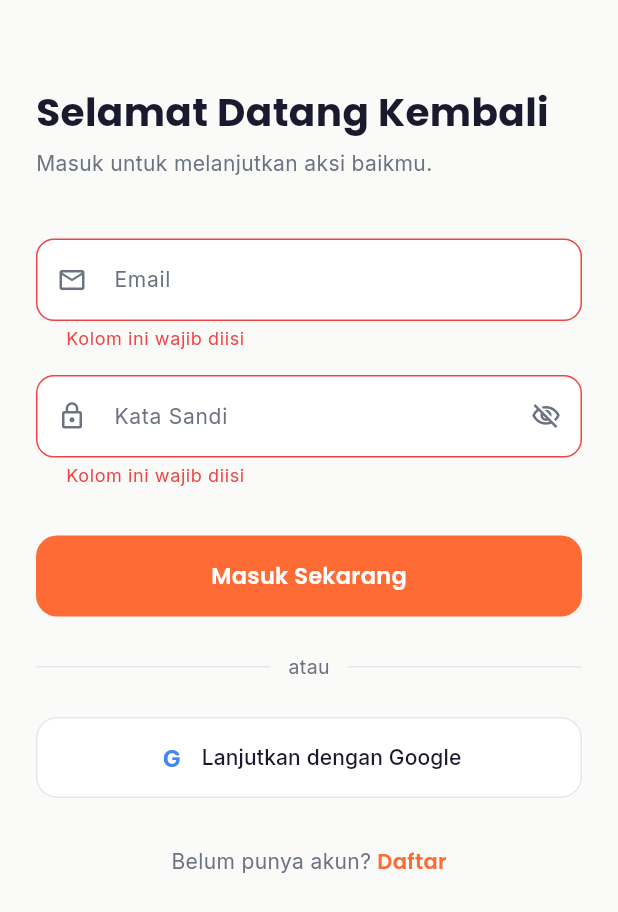
After one commit to hamasfaa/FoodBank, a Flutter app: the LoginPage screen opened by its route, after a tap on "Masuk Sekarang", on a phone screen of 412 x 824 dp. The commit adds this screen. Shown: the top 912 px of the screen. Run offline on Flutter 3.47's test engine with Material 3 defaults, Android fonts, the phone set to English and light mode, and no system bars; our stand-ins replace cloud_firestore, dartz, equatable, firebase_auth, firebase_core, flutter_bloc and 3 more; accounts and stored records are empty; generated files the repository leaves out were written again.

Commit message:
feat: Add Login Feature

```diff
--- a/lib/core/constants/app_strings.dart
+++ b/lib/core/constants/app_strings.dart
@@ -15,6 +15,13 @@ class AppStrings {
   static const String login = 'Masuk';
   static const String orDivider = 'atau';
   static const String continueWithGoogle = 'Lanjutkan dengan Google';
+
+  // Login page
+  static const String loginTitle = 'Selamat Datang Kembali';
+  static const String loginSubtitle = 'Masuk untuk melanjutkan aksi baikmu.';
+  static const String loginNow = 'Masuk Sekarang';
+  static const String dontHaveAccount = 'Belum punya akun?';
+  static const String errorInvalidCredentials = 'Email atau kata sandi salah';
 
   // Complete profile page
   static const String completeProfile = 'Lengkapi Profil';
--- a/lib/features/auth/domain/repositories/auth_repository.dart
+++ b/lib/features/auth/domain/repositories/auth_repository.dart
@@ -14,6 +14,11 @@ abstract class AuthRepository {
 
   Future<Either<Failure, GoogleAuthOutcome>> signInWithGoogle();
 
+  Future<Either<Failure, UserEntity>> login({
+    required String email,
+    required String password,
+  });
+
   Future<Either<Failure, UserEntity>> completeGoogleProfile({
     required String uid,
     required String fullName,
--- /dev/null
+++ b/lib/features/auth/domain/usecases/login_usecase.dart
@@ -0,0 +1,27 @@
+import 'package:dartz/dartz.dart';
+import 'package:foodbank/core/errors/failures.dart';
+import 'package:foodbank/features/auth/domain/entities/user_entity.dart';
+import 'package:foodbank/features/auth/domain/repositories/auth_repository.dart';
+
+class LoginUsecase {
+  final AuthRepository _repository;
+
+  LoginUsecase(this._repository);
+
+  Future<Either<Failure, UserEntity>> call(LoginParams params) async {
+    return await _repository.login(
+      email: params.email,
+      password: params.password,
+    );
+  }
+}
+
+class LoginParams {
+  final String email;
+  final String password;
+
+  LoginParams({
+    required this.email,
+    required this.password,
+  });
+}
--- a/lib/features/auth/presentation/bloc/auth_event.dart
+++ b/lib/features/auth/presentation/bloc/auth_event.dart
@@ -24,6 +24,19 @@ class RegisterSubmitted extends AuthEvent {
 
   @override
   List<Object?> get props => [fullName, email, phoneNumber, password, role];
+}
+
+class LoginSubmitted extends AuthEvent {
+  final String email;
+  final String password;
+
+  const LoginSubmitted({
+    required this.email,
+    required this.password,
+  });
+
+  @override
+  List<Object?> get props => [email, password];
 }
 
 class GoogleSignInRequested extends AuthEvent {
--- /dev/null
+++ b/lib/features/auth/presentation/pages/login_page.dart
@@ -0,0 +1,320 @@
+import 'package:flutter/material.dart';
+import 'package:flutter_bloc/flutter_bloc.dart';
+import 'package:google_fonts/google_fonts.dart';
+import 'package:foodbank/core/constants/app_colors.dart';
+import 'package:foodbank/core/constants/app_strings.dart';
+import 'package:foodbank/core/utils/validators.dart';
+import 'package:foodbank/features/auth/presentation/bloc/auth_bloc.dart';
+import 'package:foodbank/features/auth/presentation/bloc/auth_event.dart';
+import 'package:foodbank/features/auth/presentation/bloc/auth_state.dart';
+import 'package:foodbank/features/auth/presentation/widgets/custom_text_field.dart';
+import 'package:foodbank/features/auth/presentation/widgets/google_sign_in_button.dart';
+
+class LoginPage extends StatefulWidget {
+  const LoginPage({super.key});
+
+  @override
+  State<LoginPage> createState() => _LoginPageState();
+}
+
+class _LoginPageState extends State<LoginPage>
+    with SingleTickerProviderStateMixin {
+  final _formKey = GlobalKey<FormState>();
+  final _scrollController = ScrollController();
+
+  final _emailController = TextEditingController();
+  final _passwordController = TextEditingController();
+
+  final _emailFocus = FocusNode();
+  final _passwordFocus = FocusNode();
+
+  bool _autoValidate = false;
+
+  late final AnimationController _fadeController;
+  late final Animation<double> _fadeAnimation;
+
+  @override
+  void initState() {
+    super.initState();
+    _fadeController = AnimationController(
+      vsync: this,
+      duration: const Duration(milliseconds: 500),
+    );
+    _fadeAnimation = CurvedAnimation(
+      parent: _fadeController,
+      curve: Curves.easeIn,
+    );
+    _fadeController.forward();
+  }
+
+  @override
+  void dispose() {
+    _fadeController.dispose();
+    _scrollController.dispose();
+    _emailController.dispose();
+    _passwordController.dispose();
+    _emailFocus.dispose();
+    _passwordFocus.dispose();
+    super.dispose();
+  }
+
+  void _onSubmit(AuthState state) {
+    final isFormValid = _formKey.currentState!.validate();
+
+    setState(() {
+      _autoValidate = true;
+    });
+
+    if (!isFormValid) {
+      _scrollController.animateTo(
+        0,
+        duration: const Duration(milliseconds: 400),
+        curve: Curves.easeOut,
+      );
+      return;
+    }
+
+    context.read<AuthBloc>().add(
+      LoginSubmitted(
+        email: _emailController.text.trim(),
+        password: _passwordController.text,
+      ),
+    );
+  }
+
+  @override
+  Widget build(BuildContext context) {
+    return BlocListener<AuthBloc, AuthState>(
+      listener: (context, state) {
+        if (state.status == AuthStatus.failure) {
+          ScaffoldMessenger.of(context).showSnackBar(
+            SnackBar(
+              content: Text(
+                state.errorMessage ?? AppStrings.errorGeneral,
+                style: GoogleFonts.inter(color: Colors.white),
+              ),
+              backgroundColor: AppColors.error,
+              behavior: SnackBarBehavior.floating,
+              shape: RoundedRectangleBorder(
+                borderRadius: BorderRadius.circular(12),
+              ),
+            ),
+          );
+        } else if (state.status == AuthStatus.needsProfile) {
+          Navigator.pushNamed(context, '/complete-profile');
+        } else if (state.status == AuthStatus.success && state.user != null) {
+          final route = state.user!.role == 'donor'
+              ? '/donor-home'
+              : '/recipient-home';
+          Navigator.pushReplacementNamed(context, route);
+        }
+      },
+      child: Scaffold(
+        resizeToAvoidBottomInset: true,
+        backgroundColor: AppColors.background,
+        body: SafeArea(
+          child: FadeTransition(
+            opacity: _fadeAnimation,
+            child: SingleChildScrollView(
+              controller: _scrollController,
+              padding: const EdgeInsets.symmetric(horizontal: 24, vertical: 20),
+              child: BlocBuilder<AuthBloc, AuthState>(
+                builder: (context, state) {
+                  return Form(
+                    key: _formKey,
+                    autovalidateMode: _autoValidate
+                        ? AutovalidateMode.onUserInteraction
+                        : AutovalidateMode.disabled,
+                    child: Column(
+                      crossAxisAlignment: CrossAxisAlignment.stretch,
+                      children: [
+                        const SizedBox(height: 40),
+                        _buildHeader(),
+                        const SizedBox(height: 40),
+                        _buildFormFields(state),
+                        const SizedBox(height: 32),
+                        _buildSubmitButton(state),
+                        const SizedBox(height: 24),
+                        _buildDivider(),
+                        const SizedBox(height: 24),
+                        _buildGoogleButton(state),
+                        const SizedBox(height: 32),
+                        _buildRegisterLink(),
+                        const SizedBox(height: 20),
+                      ],
+                    ),
+                  );
+                },
+              ),
+            ),
+          ),
+        ),
+      ),
+    );
+  }
+
+  Widget _buildHeader() {
+    return Column(
+      crossAxisAlignment: CrossAxisAlignment.start,
+      children: [
+        Text(
+          AppStrings.loginTitle,
+          style: GoogleFonts.poppins(
+            fontSize: 26,
+            fontWeight: FontWeight.w700,
+            color: AppColors.textPrimary,
+            height: 1.15,
+          ),
+        ),
+        const SizedBox(height: 8),
+        Text(
+          AppStrings.loginSubtitle,
+          style: GoogleFonts.inter(
+            fontSize: 14,
+            color: AppColors.textSecondary,
+            height: 1.5,
+          ),
+        ),
+      ],
+    );
+  }
+
+  Widget _buildFormFields(AuthState state) {
+    return Column(
+      children: [
+        CustomTextField(
+          controller: _emailController,
+          label: AppStrings.email,
+          prefixIcon: Icons.email_outlined,
+          focusNode: _emailFocus,
+          nextFocusNode: _passwordFocus,
+          keyboardType: TextInputType.emailAddress,
+          textInputAction: TextInputAction.next,
+          validator: Validators.email,
+        ),
+        const SizedBox(height: 16),
+        CustomTextField(
+          controller: _passwordController,
+          label: AppStrings.password,
+          prefixIcon: Icons.lock_outline,
+          focusNode: _passwordFocus,
+          obscureText: !state.isPasswordVisible,
+          textInputAction: TextInputAction.done,
+          validator: (value) {
+            if (value == null || value.isEmpty) {
+              return AppStrings.fieldRequired;
+            }
+            return null;
+          },
+          suffixIcon: IconButton(
+            icon: Icon(
+              state.isPasswordVisible
+                  ? Icons.visibility_outlined
+                  : Icons.visibility_off_outlined,
+              color: AppColors.textSecondary,
+              size: 20,
+            ),
+            onPressed: () =>
+                context.read<AuthBloc>().add(const PasswordVisibilityToggled()),
+          ),
+        ),
+      ],
+    );
+  }
+
+  Widget _buildSubmitButton(AuthState state) {
+    final isLoading = state.status == AuthStatus.loading;
+
+    return SizedBox(
+      width: double.infinity,
+      height: 54,
+      child: ElevatedButton(
+        onPressed: isLoading ? null : () => _onSubmit(state),
+        style: ElevatedButton.styleFrom(
+          backgroundColor: AppColors.primary,
+          disabledBackgroundColor: AppColors.primaryLight,
+          foregroundColor: Colors.white,
+          elevation: 0,
+          shadowColor: Colors.transparent,
+          shape: RoundedRectangleBorder(
+            borderRadius: BorderRadius.circular(14),
+          ),
+        ),
+        child: isLoading
+            ? const SizedBox(
+                width: 22,
+                height: 22,
+                child: CircularProgressIndicator(
+                  color: AppColors.primary,
+                  strokeWidth: 2.5,
+                ),
+              )
+            : Text(
+                AppStrings.loginNow,
+                style: GoogleFonts.poppins(
+                  fontSize: 15,
+                  fontWeight: FontWeight.w600,
+                  color: Colors.white,
+                  letterSpacing: 0.2,
+                ),
+              ),
+      ),
+    );
+  }
+
+  Widget _buildDivider() {
+    return Row(
+      children: [
+        const Expanded(child: Divider(color: AppColors.border)),
+        Padding(
+          padding: const EdgeInsets.symmetric(horizontal: 12),
+          child: Text(
+            AppStrings.orDivider,
+            style: GoogleFonts.inter(
+              fontSize: 13,
+              color: AppColors.textSecondary,
+            ),
+          ),
+        ),
+        const Expanded(child: Divider(color: AppColors.border)),
+      ],
+    );
+  }
+
+  Widget _buildGoogleButton(AuthState state) {
+    return GoogleSignInButton(
+      isLoading: state.status == AuthStatus.loading,
+      onPressed: () =>
+          context.read<AuthBloc>().add(const GoogleSignInRequested()),
+    );
+  }
+
+  Widget _buildRegisterLink() {
+    return Center(
+      child: Row(
+        mainAxisAlignment: MainAxisAlignment.center,
+        children: [
+          Text(
+            AppStrings.dontHaveAccount,
+            style: GoogleFonts.inter(
+              fontSize: 14,
+              color: AppColors.textSecondary,
+            ),
+          ),
+          const SizedBox(width: 4),
+          GestureDetector(
+            onTap: () => Navigator.pushReplacementNamed(context, '/register'),
+            child: Text(
+              AppStrings.register,
+              style: GoogleFonts.poppins(
+                fontSize: 14,
+                fontWeight: FontWeight.w600,
+                color: AppColors.primary,
+              ),
+            ),
+          ),
+        ],
+      ),
+    );
+  }
+}
--- a/lib/injection_container.dart
+++ b/lib/injection_container.dart
@@ -7,6 +7,7 @@ import 'package:foodbank/features/auth/data/repositories/auth_repository_impl.da
 import 'package:foodbank/features/auth/domain/repositories/auth_repository.dart';
 import 'package:foodbank/features/auth/domain/usecases/complete_profile_usecase.dart';
 import 'package:foodbank/features/auth/domain/usecases/google_sign_in_usecase.dart';
+import 'package:foodbank/features/auth/domain/usecases/login_usecase.dart';
 import 'package:foodbank/features/auth/domain/usecases/register_usecase.dart';
 import 'package:foodbank/features/auth/presentation/bloc/auth_bloc.dart';
 
@@ -35,6 +36,9 @@ Future<void> configureDependencies() async {
   sl.registerLazySingleton<RegisterUsecase>(
     () => RegisterUsecase(sl<AuthRepository>()),
   );
+  sl.registerLazySingleton<LoginUsecase>(
+    () => LoginUsecase(sl<AuthRepository>()),
+  );
   sl.registerLazySingleton<GoogleSignInUsecase>(
     () => GoogleSignInUsecase(sl<AuthRepository>()),
   );
@@ -45,6 +49,7 @@ Future<void> configureDependencies() async {
   sl.registerLazySingleton<AuthBloc>(
     () => AuthBloc(
       sl<RegisterUsecase>(),
+      sl<LoginUsecase>(),
       sl<GoogleSignInUsecase>(),
       sl<CompleteProfileUsecase>(),
     ),
--- a/lib/main.dart
+++ b/lib/main.dart
@@ -4,6 +4,7 @@ import 'package:flutter_bloc/flutter_bloc.dart';
 import 'package:foodbank/core/theme/app_theme.dart';
 import 'package:foodbank/features/auth/presentation/bloc/auth_bloc.dart';
 import 'package:foodbank/features/auth/presentation/pages/complete_profile_page.dart';
+import 'package:foodbank/features/auth/presentation/pages/login_page.dart';
 import 'package:foodbank/features/auth/presentation/pages/register_page.dart';
 import 'package:foodbank/firebase_options.dart';
 import 'package:foodbank/injection_container.dart';
@@ -30,8 +31,8 @@ class FoodBankApp extends StatelessWidget {
         routes: {
           '/register': (context) => const RegisterPage(),
           '/complete-profile': (context) => const CompleteProfilePage(),
+          '/login': (context) => const LoginPage(),
           // TODO:
-          // '/login': (context) => const LoginPage(),
           // '/donor-home': (context) => const DonorHomePage(),
           // '/recipient-home': (context) => const RecipientHomePage(),
         },
```
Also changed, not shown: lib/features/auth/data/datasources/auth_remote_datasource.dart (+36 -0 lines), lib/features/auth/data/repositories/auth_repository_impl.dart (+18 -0 lines), lib/features/auth/presentation/bloc/auth_bloc.dart (+35 -0 lines).
